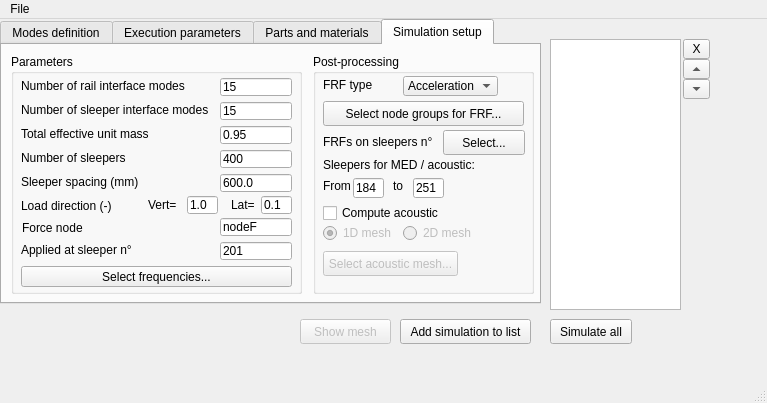
Above: src/MultiSleeperModel/DevFiles/App/GUI.ui from jcugnoni-heig/RailTrackModellingToolbox before the change. Below: the same form after it.
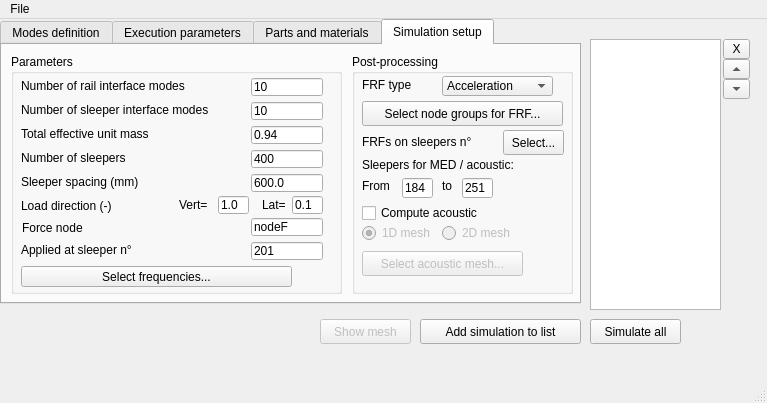
That is the form after the change. The open tabs and pages were chosen to show the change.

Commit message: GUI clean & python3 introduction

What changed in the file:
```diff
--- a/src/MultiSleeperModel/DevFiles/App/GUI.ui
+++ b/src/MultiSleeperModel/DevFiles/App/GUI.ui
@@ -20,9 +20,9 @@
    <widget class="QPushButton" name="btn_addSimu">
     <property name="geometry">
      <rect>
-      <x>400</x>
+      <x>420</x>
       <y>300</y>
-      <width>131</width>
+      <width>161</width>
       <height>25</height>
      </rect>
     </property>
@@ -36,9 +36,9 @@
    <widget class="QPushButton" name="btn_simulate">
     <property name="geometry">
      <rect>
-      <x>550</x>
+      <x>590</x>
       <y>300</y>
-      <width>82</width>
+      <width>91</width>
       <height>25</height>
      </rect>
     </property>
@@ -51,7 +51,7 @@
      <rect>
       <x>0</x>
       <y>0</y>
-      <width>541</width>
+      <width>581</width>
       <height>285</height>
      </rect>
     </property>
@@ -1286,7 +1286,7 @@
        <rect>
         <x>9</x>
         <y>9</y>
-        <width>291</width>
+        <width>331</width>
         <height>240</height>
        </rect>
       </property>
@@ -1296,7 +1296,7 @@
       <widget class="QLineEdit" name="txt_slpForce">
        <property name="geometry">
         <rect>
-         <x>209</x>
+         <x>240</x>
          <y>188</y>
          <width>72</width>
          <height>18</height>
@@ -1314,7 +1314,7 @@
         <rect>
          <x>10</x>
          <y>24</y>
-         <width>168</width>
+         <width>201</width>
          <height>16</height>
         </rect>
        </property>
@@ -1328,7 +1328,7 @@
       <widget class="QLineEdit" name="txt_nModesRai">
        <property name="geometry">
         <rect>
-         <x>209</x>
+         <x>240</x>
          <y>24</y>
          <width>72</width>
          <height>18</height>
@@ -1344,13 +1344,13 @@
         <string/>
        </property>
        <property name="text">
-        <string>15</string>
+        <string>10</string>
        </property>
       </widget>
       <widget class="QLineEdit" name="txt_nSlp">
        <property name="geometry">
         <rect>
-         <x>209</x>
+         <x>240</x>
          <y>96</y>
          <width>72</width>
          <height>18</height>
@@ -1365,7 +1365,7 @@
         <rect>
          <x>10</x>
          <y>72</y>
-         <width>135</width>
+         <width>191</width>
          <height>16</height>
         </rect>
        </property>
@@ -1379,7 +1379,7 @@
       <widget class="QLineEdit" name="txt_cumulMassEffeUn">
        <property name="geometry">
         <rect>
-         <x>209</x>
+         <x>240</x>
          <y>72</y>
          <width>72</width>
          <height>18</height>
@@ -1392,7 +1392,7 @@
         <string/>
        </property>
        <property name="text">
-        <string>0.95</string>
+        <string>0.94</string>
        </property>
       </widget>
       <widget class="QLabel" name="label_36">
@@ -1400,7 +1400,7 @@
         <rect>
          <x>10</x>
          <y>120</y>
-         <width>119</width>
+         <width>201</width>
          <height>16</height>
         </rect>
        </property>
@@ -1414,7 +1414,7 @@
        </property>
        <property name="geometry">
         <rect>
-         <x>209</x>
+         <x>240</x>
          <y>164</y>
          <width>72</width>
          <height>18</height>
@@ -1432,7 +1432,7 @@
         <rect>
          <x>10</x>
          <y>96</y>
-         <width>106</width>
+         <width>181</width>
          <height>16</height>
         </rect>
        </property>
@@ -1443,7 +1443,7 @@
       <widget class="QLineEdit" name="txt_slpSpacing">
        <property name="geometry">
         <rect>
-         <x>209</x>
+         <x>240</x>
          <y>120</y>
          <width>72</width>
          <height>18</height>
@@ -1458,7 +1458,7 @@
         <rect>
          <x>10</x>
          <y>144</y>
-         <width>101</width>
+         <width>141</width>
          <height>16</height>
         </rect>
        </property>
@@ -1490,7 +1490,7 @@
         <rect>
          <x>10</x>
          <y>188</y>
-         <width>115</width>
+         <width>171</width>
          <height>16</height>
         </rect>
        </property>
@@ -1501,7 +1501,7 @@
       <widget class="QLineEdit" name="txt_nModesSlp">
        <property name="geometry">
         <rect>
-         <x>209</x>
+         <x>240</x>
          <y>48</y>
          <width>72</width>
          <height>18</height>
@@ -1514,7 +1514,7 @@
         <string/>
        </property>
        <property name="text">
-        <string>15</string>
+        <string>10</string>
        </property>
       </widget>
       <widget class="QLabel" name="label_46">
@@ -1522,7 +1522,7 @@
         <rect>
          <x>10</x>
          <y>48</y>
-         <width>193</width>
+         <width>221</width>
          <height>16</height>
         </rect>
        </property>
@@ -1536,7 +1536,7 @@
       <widget class="QLineEdit" name="txt_fDirVert">
        <property name="geometry">
         <rect>
-         <x>176</x>
+         <x>207</x>
          <y>142</y>
          <width>31</width>
          <height>18</height>
@@ -1552,7 +1552,7 @@
       <widget class="QLabel" name="label_49">
        <property name="geometry">
         <rect>
-         <x>220</x>
+         <x>251</x>
          <y>143</y>
          <width>31</width>
          <height>16</height>
@@ -1565,7 +1565,7 @@
       <widget class="QLineEdit" name="txt_fDirLat">
        <property name="geometry">
         <rect>
-         <x>250</x>
+         <x>281</x>
          <y>142</y>
          <width>31</width>
          <height>18</height>
@@ -1581,7 +1581,7 @@
       <widget class="QLabel" name="label_51">
        <property name="geometry">
         <rect>
-         <x>137</x>
+         <x>168</x>
          <y>143</y>
          <width>41</width>
          <height>16</height>
@@ -1608,7 +1608,7 @@
      <widget class="QGroupBox" name="groupBox_8">
       <property name="geometry">
        <rect>
-        <x>311</x>
+        <x>350</x>
         <y>9</y>
         <width>221</width>
         <height>240</height>
@@ -1651,7 +1651,7 @@
         <rect>
          <x>10</x>
          <y>80</y>
-         <width>131</width>
+         <width>141</width>
          <height>16</height>
         </rect>
        </property>
@@ -1667,7 +1667,7 @@
         <rect>
          <x>10</x>
          <y>197</y>
-         <width>135</width>
+         <width>161</width>
          <height>25</height>
         </rect>
        </property>
@@ -1683,7 +1683,7 @@
         <rect>
          <x>90</x>
          <y>22</y>
-         <width>95</width>
+         <width>111</width>
          <height>20</height>
         </rect>
        </property>
@@ -1709,9 +1709,9 @@
       <widget class="QPushButton" name="btn_selectSubstructures">
        <property name="geometry">
         <rect>
-         <x>130</x>
+         <x>151</x>
          <y>76</y>
-         <width>82</width>
+         <width>61</width>
          <height>25</height>
         </rect>
        </property>
@@ -1774,7 +1774,7 @@
         <rect>
          <x>10</x>
          <y>103</y>
-         <width>161</width>
+         <width>191</width>
          <height>16</height>
         </rect>
        </property>
@@ -1791,7 +1791,7 @@
        </property>
        <property name="geometry">
         <rect>
-         <x>40</x>
+         <x>50</x>
          <y>124</y>
          <width>31</width>
          <height>20</height>
@@ -1832,7 +1832,7 @@
        </property>
        <property name="geometry">
         <rect>
-         <x>80</x>
+         <x>90</x>
          <y>124</y>
          <width>21</width>
          <height>16</height>
@@ -1851,7 +1851,7 @@
        </property>
        <property name="geometry">
         <rect>
-         <x>100</x>
+         <x>110</x>
          <y>124</y>
          <width>31</width>
          <height>20</height>
@@ -1889,7 +1889,7 @@
    <widget class="QListWidget" name="list_simu">
     <property name="geometry">
      <rect>
-      <x>550</x>
+      <x>590</x>
       <y>20</y>
       <width>131</width>
       <height>271</height>
@@ -1899,7 +1899,7 @@
    <widget class="QToolButton" name="btn_moveUp">
     <property name="geometry">
      <rect>
-      <x>683</x>
+      <x>723</x>
       <y>40</y>
       <width>27</width>
       <height>20</height>
@@ -1915,7 +1915,7 @@
    <widget class="QToolButton" name="btn_moveDown">
     <property name="geometry">
      <rect>
-      <x>683</x>
+      <x>723</x>
       <y>60</y>
       <width>27</width>
       <height>20</height>
@@ -1931,7 +1931,7 @@
    <widget class="QToolButton" name="btn_deleteSimu">
     <property name="geometry">
      <rect>
-      <x>683</x>
+      <x>723</x>
       <y>20</y>
       <width>27</width>
       <height>20</height>
@@ -1950,7 +1950,7 @@
     </property>
     <property name="geometry">
      <rect>
-      <x>300</x>
+      <x>320</x>
       <y>300</y>
       <width>91</width>
       <height>25</height>
```
Left out of the diff: 53 changed lines with no effect on the pictures. The commit also changes 2 other files.
